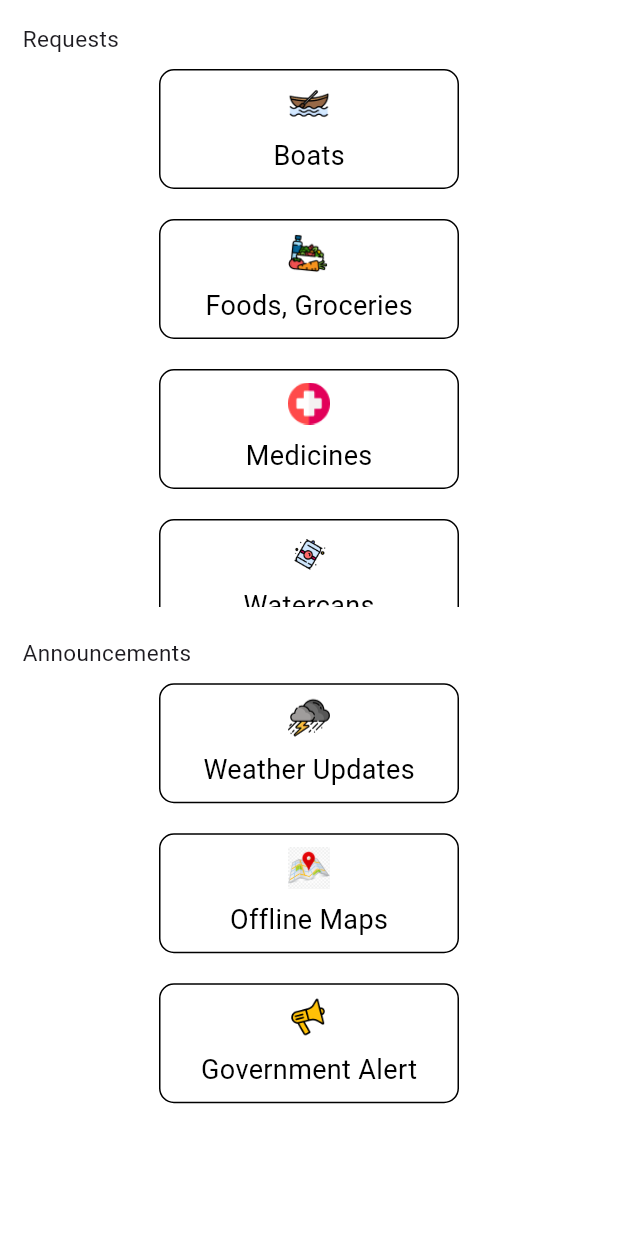
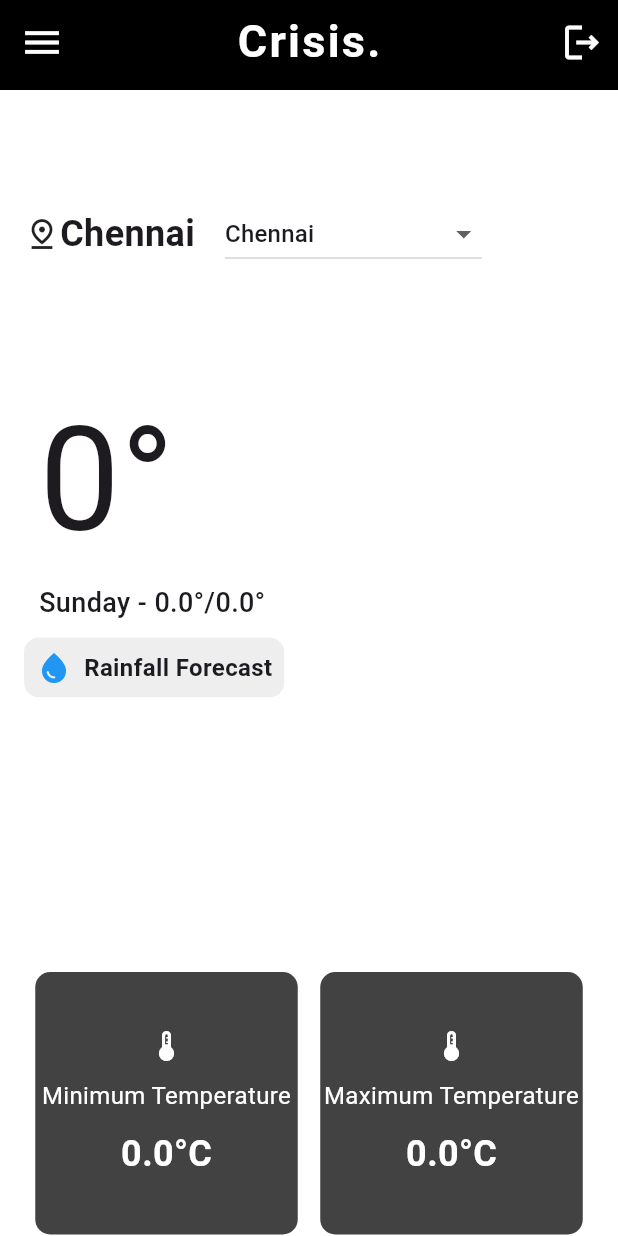
Before and after one commit to vijay2110746/Crisis-HackFest, a Flutter app: the RequestsPage screen opened directly, after a tap on "Weather Updates", on a phone screen of 412 x 824 dp. Run offline on Flutter 3.47's test engine with Material 3 defaults, Android fonts, the phone set to English and light mode, and no system bars; our stand-ins replace cloud_firestore, curved_navigation_bar, firebase_auth, firebase_core, firebase_storage, flutter_map and 4 more; accounts and stored records are empty; network calls fail.

Commit message:
weather updates completed

```diff
--- a/untitled2/lib/components/tags.dart
+++ b/untitled2/lib/components/tags.dart
@@ -17,7 +17,7 @@ class Tags extends StatelessWidget {
     return GestureDetector(
       onTap: onTap,
       child: Container(
-        width: 200,
+        width: 170,
         height: 80,
         decoration: BoxDecoration(
           color: Colors.white,
--- /dev/null
+++ b/untitled2/lib/components/weatherinfocontainer.dart
@@ -0,0 +1,49 @@
+import 'package:flutter/material.dart';
+
+class WeatherInfoContainer extends StatelessWidget {
+  final IconData icon;
+  final String heading;
+  final String value;
+
+  const WeatherInfoContainer({
+    Key? key,
+    required this.icon,
+    required this.heading,
+    required this.value,
+  }) : super(key: key);
+
+  @override
+  Widget build(BuildContext context) {
+    return Container(
+      decoration: BoxDecoration(
+        borderRadius: BorderRadius.circular(10),
+        color: Colors.grey[800],
+      ),
+      height: 175,
+      width: 175,
+      child: Center(
+        child: Column(
+          mainAxisAlignment: MainAxisAlignment.center,
+          children: [
+            Icon(icon, color: Colors.white),
+            SizedBox(height: 10),
+            Text(
+              heading,
+              style: TextStyle(color: Colors.white, fontSize: 16),
+              textAlign: TextAlign.center,
+            ),
+            SizedBox(height: 10),
+            Text(
+              value,
+              style: TextStyle(
+                color: Colors.white,
+                fontSize: 24,
+                fontWeight: FontWeight.bold,
+              ),
+            ),
+          ],
+        ),
+      ),
+    );
+  }
+}
--- a/untitled2/lib/main.dart
+++ b/untitled2/lib/main.dart
@@ -1,6 +1,6 @@
 import 'package:flutter/material.dart';
 import 'package:firebase_core/firebase_core.dart';
-import 'firebase_options.dart';
+// import 'firebase_options.dart';
 import 'package:untitled2/pages/splash_screen.dart';
 
 
--- a/untitled2/lib/victim/request.dart
+++ b/untitled2/lib/victim/request.dart
@@ -6,6 +6,7 @@ import 'package:untitled2/victim/chargingstation.dart';
 import 'package:untitled2/victim/foodpage.dart';
 import 'package:untitled2/victim/medicine.dart';
 import 'package:untitled2/victim/watercanpage.dart';
+import 'package:untitled2/weatherupdates.dart';
 
 class Requests extends StatelessWidget {
   const Requests({Key? key}) : super(key: key);
@@ -114,7 +115,10 @@ class _RequestsPageState extends State<RequestsPage> {
                       Tags(
                         text: 'Weather Updates',
                         imagePath: 'assets/images/weather.png',
-                        onTap: () {},
+                        onTap: () {
+                          Navigator.push(context,
+                              MaterialPageRoute(builder: (context) => WeatherUpdates()));
+                        },
                       ),
                       Tags(
                         text: 'Offline Maps',
--- /dev/null
+++ b/untitled2/lib/weatherupdates.dart
@@ -0,0 +1,355 @@
+import 'package:flutter/material.dart';
+import 'package:http/http.dart' as http;
+import 'dart:convert';
+import 'package:intl/intl.dart';
+import 'package:untitled2/components/top_navbar.dart';
+
+class WeatherUpdates extends StatelessWidget {
+  const WeatherUpdates({Key? key});
+
+  @override
+  Widget build(BuildContext context) {
+    return MaterialApp(
+      debugShowCheckedModeBanner: false,
+      home: GetweatherUpdates(),
+    );
+  }
+}
+
+class GetweatherUpdates extends StatefulWidget {
+  const GetweatherUpdates({Key? key});
+
+  @override
+  State<GetweatherUpdates> createState() => _GetweatherUpdatesState();
+}
+
+class _GetweatherUpdatesState extends State<GetweatherUpdates> {
+  String? selectedArea;
+
+  List<String> chennaiAreas = [
+    'Chennai',
+    'Tambaram',
+    'Guindy',
+    'Anna Nagar',
+    'Mylapore',
+    'Adyar',
+    'Nungambakkam',
+    'Egmore',
+    'Royapettah',
+    'Kodambakkam',
+    'Pallavaram',
+    'Ambattur',
+    'Porur',
+    'Teynampet',
+    'Perambur',
+    'Kotturpuram',
+  ];
+
+  String condition = '';
+  double feelslike = 0.0;
+  int humidity = 0;
+  List<String> icons = [];
+  String location = '';
+  List<double> temp = [];
+  double tempMax = 0.0;
+  double tempMin = 0.0;
+  List<String> time = [];
+  int visibility = 0;
+  String windDir = '';
+  int windKph = 0;
+  String error = '';
+
+  @override
+  void initState() {
+    super.initState();
+    selectedArea = chennaiAreas[0];
+    fetchWeatherData(selectedArea!);
+  }
+
+  Future<void> fetchWeatherData(String location) async {
+    final url = 'http://192.168.43.72:5000/get_weather_data?location=$location';
+    print(url);
+    try {
+      final response = await http.get(Uri.parse(url));
+      if (response.statusCode == 200) {
+        final data = json.decode(response.body);
+        print(data);
+        setState(() {
+          condition = data['condition'];
+          feelslike = data['feelslike'];
+          humidity = data['humidity'];
+          icons = List<String>.from(data['icon'].map((icon) => 'http://$icon'));
+          location = data['location'];
+          temp = List<double>.from(data['temp']);
+          tempMax = data['temp_max'];
+          tempMin = data['temp_min'];
+          time = List<String>.from(data['time']);
+          visibility = data['visibility'];
+        });
+      } else {
+        setState(() {
+          error = 'Failed to fetch weather data';
+        });
+      }
+    } catch (e) {
+      setState(() {
+        error = 'Error: $e';
+      });
+    }
+  }
+
+  @override
+  Widget build(BuildContext context) {
+    DateTime now = DateTime.now();
+    String currentDay = DateFormat('EEEE').format(now);
+
+    return Scaffold(
+      backgroundColor: Colors.white,
+      appBar: CustomAppBar(),
+      body: SingleChildScrollView(
+        padding: const EdgeInsets.symmetric(horizontal: 16),
+        child: Column(
+          crossAxisAlignment: CrossAxisAlignment.start,
+          children: [
+            Padding(
+              padding: const EdgeInsets.only(top: 72.0),
+              child: Row(
+                children: [
+                  Icon(Icons.pin_drop_outlined),
+                  Text(
+                    '$selectedArea',
+                    style: TextStyle(fontSize: 24, fontWeight: FontWeight.bold),
+                  ),
+                  SizedBox(width: 20,),
+                  DropdownButton<String>(
+                    dropdownColor: Colors.white,
+                    elevation: 20,
+                    value: selectedArea,
+                    hint: Text('Select Chennai Area'),
+                    onChanged: (String? value) {
+                      setState(() {
+                        selectedArea = value;
+                      });
+                      // Fetch weather data for the selected location
+                      if (value != null) {
+                        fetchWeatherData(value);
+                        print('Selected Chennai area: $value');
+                      }
+                    },
+                    items: chennaiAreas.map((String area) {
+                      return DropdownMenuItem<String>(
+                        value: area,
+                        child: Text(area),
+                      );
+                    }).toList(),
+                  ),
+                ],
+              ),
+            ),
+            SizedBox(height: 72),
+            Row(
+              children: [
+                Padding(padding: const EdgeInsets.only(left: 10, top: 96)),
+                Text(
+                  '${((tempMax + tempMin) / 2).toInt()}°',
+                  style: TextStyle(fontSize: 96),
+                ),
+                Padding(
+                  padding: const EdgeInsets.only(top: 28, left: 10),
+                  child: Text(
+                    '$condition',
+                    style: TextStyle(fontWeight: FontWeight.w700),
+                  ),
+                ),
+              ],
+            ),
+            Row(
+              children: [
+                Padding(padding: const EdgeInsets.only(left: 10)),
+                Text(
+                  '$currentDay -',
+                  style: TextStyle(fontSize: 18, fontWeight: FontWeight.w500),
+                ),
+                SizedBox(width: 5),
+                Text(
+                  '$tempMin°/$tempMax°',
+                  style: TextStyle(fontSize: 18, fontWeight: FontWeight.w500),
+                ),
+              ],
+            ),
+            SizedBox(height: 10),
+            ClipRRect(
+              borderRadius: BorderRadius.circular(10),
+              child: Container(
+                padding: const EdgeInsets.symmetric(horizontal: 8, vertical: 8),
+                color: Colors.grey[200],
+                child: Row(
+                  mainAxisSize: MainAxisSize.min,
+                  children: [
+                    Icon(Icons.water_drop, color: Colors.blue),
+                    SizedBox(width: 8),
+                    Text(
+                      'Rainfall Forecast',
+                      style:
+                          TextStyle(fontSize: 16, fontWeight: FontWeight.bold),
+                    ),
+                  ],
+                ),
+              ),
+            ),
+            SizedBox(height: 8),
+            Container(
+              height: 150, // Adjust the height as needed
+              decoration: BoxDecoration(
+                color: Colors.grey[200],
+                borderRadius: BorderRadius.circular(10),
+              ),
+              child: SingleChildScrollView(
+                scrollDirection: Axis.horizontal,
+                child: Row(
+                  children: List.generate(
+                    temp.length,
+                    (index) => WeatherItem(
+                      time: time.length > index
+                          ? time[index].substring(time[index].length - 5)
+                          : '',
+                      iconUrl: icons.length > index ? icons[index] : '',
+                      temp: temp.length > index ? temp[index] : 0.0,
+                    ),
+                  ),
+                ),
+              ),
+            ),
+            SizedBox(height: 25),
+            Column(
+              children: [
+                Row(
+                  mainAxisAlignment: MainAxisAlignment.spaceAround,
+                  children: [
+                    WeatherInfoContainer(
+                      icon: Icons.thermostat,
+                      heading: 'Minimum Temperature',
+                      value: '$tempMin°C',
+                    ),
+                    WeatherInfoContainer(
+                      icon: Icons.thermostat,
+                      heading: 'Maximum Temperature',
+                      value: '$tempMax°C',
+                    ),
+                  ],
+                ),
+                SizedBox(
+                  height: 25,
+                ),
+                Row(
+                  mainAxisAlignment: MainAxisAlignment.spaceAround,
+                  children: [
+                    WeatherInfoContainer(
+                      icon: Icons.water_drop,
+                      heading: 'Humidity',
+                      value: '$humidity%',
+                    ),
+                    WeatherInfoContainer(
+                      icon: Icons.thermostat,
+                      heading: 'Feels Like',
+                      value: '$feelslike°C',
+                    ),
+                  ],
+                ),
+                SizedBox(height: 30),
+              ],
+            ),
+          ],
+        ),
+      ),
+    );
+  }
+}
+
+class WeatherItem extends StatelessWidget {
+  final String iconUrl;
+  final double temp;
+  final String time;
+
+  const WeatherItem(
+      {Key? key, required this.time, required this.iconUrl, required this.temp})
+      : super(key: key);
+
+  @override
+  Widget build(BuildContext context) {
+    return Container(
+      margin: EdgeInsets.symmetric(horizontal: 8),
+      child: Column(
+        mainAxisAlignment: MainAxisAlignment.center,
+        children: [
+          SizedBox(height: 8),
+          Text(
+            time,
+            style: TextStyle(fontWeight: FontWeight.w700, fontSize: 16),
+          ),
+          SizedBox(height: 8),
+          Image.network(
+            iconUrl,
+            width: 64,
+            height: 64,
+            fit: BoxFit.contain,
+          ),
+          SizedBox(height: 8),
+          Text(
+            '${temp.toInt()}°',
+            style: TextStyle(fontWeight: FontWeight.w700, fontSize: 16),
+          ),
+          SizedBox(height: 8),
+        ],
+      ),
+    );
+  }
+}
+
+class WeatherInfoContainer extends StatelessWidget {
+  final IconData icon;
+  final String heading;
+  final String value;
+
+  const WeatherInfoContainer({
+    Key? key,
+    required this.icon,
+    required this.heading,
+    required this.value,
+  }) : super(key: key);
+
+  @override
+  Widget build(BuildContext context) {
+    return Container(
+      decoration: BoxDecoration(
+        borderRadius: BorderRadius.circular(10),
+        color: Colors.grey[800],
+      ),
+      height: 175,
+      width: 175,
+      child: Center(
+        child: Column(
+          mainAxisAlignment: MainAxisAlignment.center,
+          children: [
+            Icon(icon, color: Colors.white),
+            SizedBox(height: 10),
+            Text(
+              heading,
+              style: TextStyle(color: Colors.white, fontSize: 16),
+              textAlign: TextAlign.center,
+            ),
+            SizedBox(height: 10),
+            Text(
+              value,
+              style: TextStyle(
+                color: Colors.white,
+                fontSize: 24,
+                fontWeight: FontWeight.bold,
+              ),
+            ),
+          ],
+        ),
+      ),
+    );
+  }
+}
```
Also changed, not shown: untitled2/lib/components/weathericon.dart (added, +41 -0 lines).
